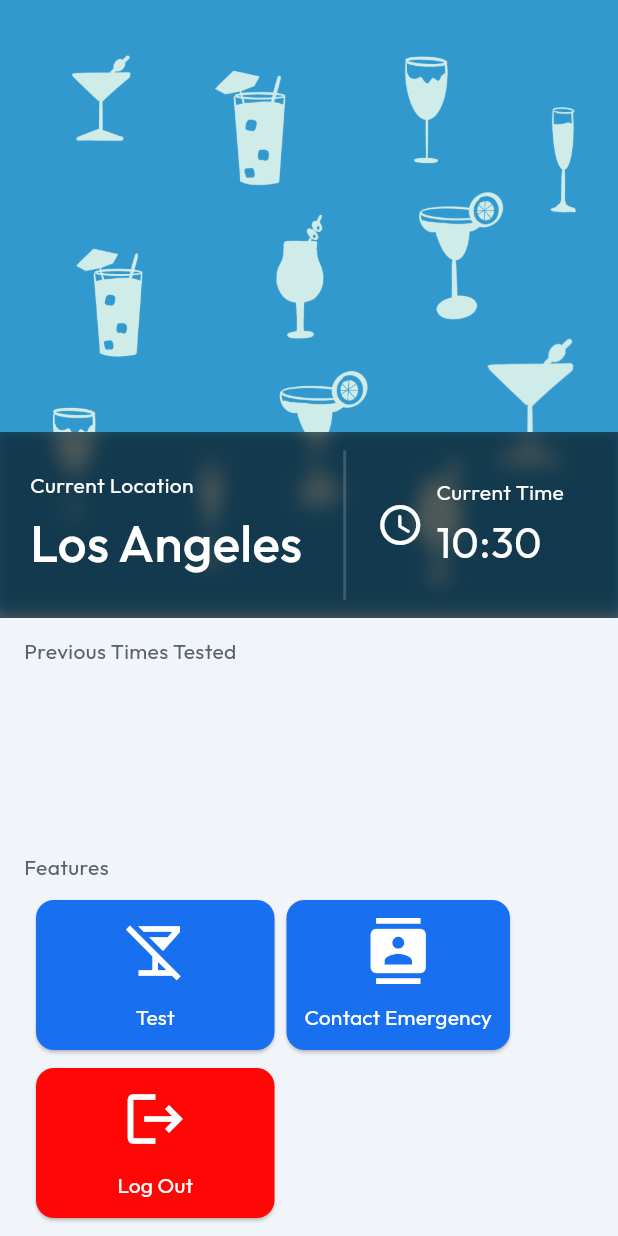
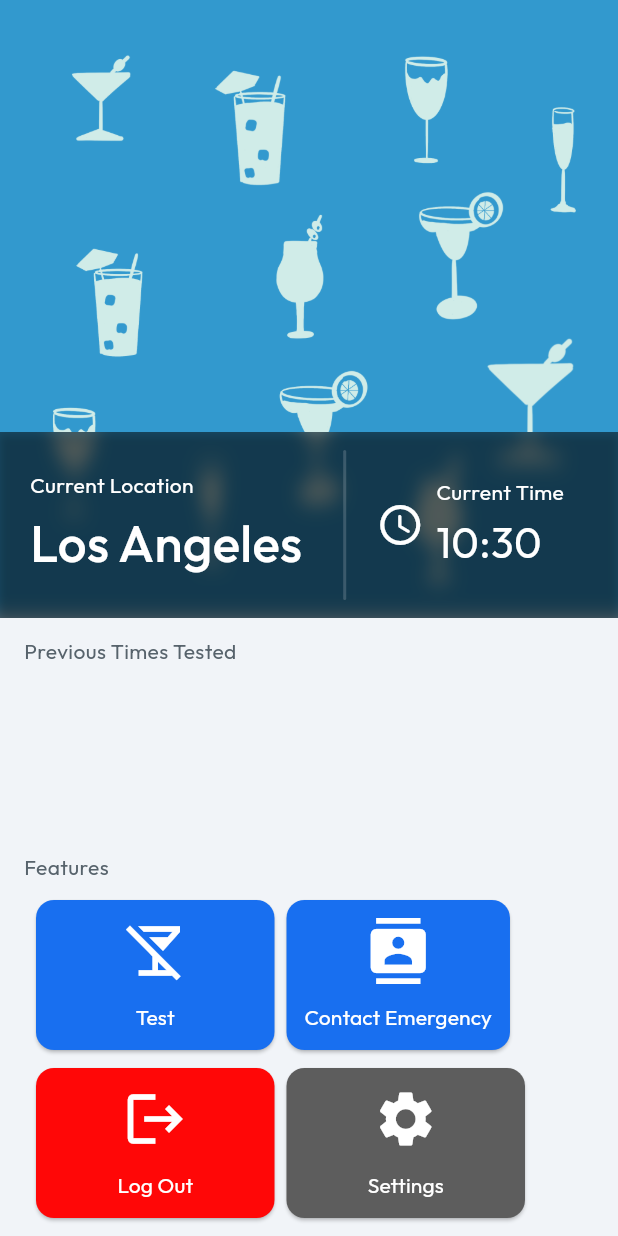
Before and after one commit to a-a-ronli/soberguardian, a Flutter app: the HomePageWidget screen opened directly, on a phone screen of 412 x 824 dp. Run offline on Flutter 3.47's test engine with Material 3 defaults, Android fonts, the phone set to English and light mode, and no system bars; our stand-ins replace auto_size_text, camera, cloud_functions, firebase_auth, firebase_core, firebase_database and 8 more; missing offline and left inert: map_launcher; accounts and stored records are empty; generated files the repository leaves out were written again; statements that could not run were skipped.

```diff
--- a/soberguardianflutter/lib/home.dart
+++ b/soberguardianflutter/lib/home.dart
@@ -6,6 +6,7 @@ import 'package:auto_size_text/auto_size_text.dart';
 import 'package:firebase_database/firebase_database.dart';
 import 'package:intl/intl.dart';
 import 'package:flutter/material.dart';
+import 'package:provider/provider.dart';
 import 'package:soberguardian/services/auth.dart';
 import 'package:soberguardian/main.dart';
 import 'package:soberguardian/shared/singleton.dart';
@@ -16,6 +17,7 @@ import 'package:soberguardian/size_config.dart';
 // import 'package:http/http.dart' as http;
 import 'package:soberguardian/services/data.dart';
 import 'package:soberguardian/integrated_notification.dart';
+import 'package:soberguardian/screens/settings.dart';
 import 'emergency.dart';
 import 'loading.dart';
 
@@ -134,7 +136,7 @@ class _HomePageWidgetState extends State<HomePageWidget> {
       print("CONTACTS: $contacts");
 
       notificationCards = Data().getIntegratedNotifications(contacts);
-      setState(() {});
+      // setState(() {});
     }
 
     return GestureDetector(
@@ -202,11 +204,16 @@ class _HomePageWidgetState extends State<HomePageWidget> {
                           SizedBox(
                             // color: Colors.red,
                             height: SizeConfig.blockSizeVertical! * 20,
-                            child: ListView(
-                                padding: EdgeInsets.zero,
-                                shrinkWrap: true,
-                                scrollDirection: Axis.vertical,
-                                children: notificationCards),
+                            child: Consumer(
+                              builder: (context, watch, child) {
+                                // print("Rebuilding...");
+                                return ListView(
+                                    padding: EdgeInsets.zero,
+                                    shrinkWrap: true,
+                                    scrollDirection: Axis.vertical,
+                                    children: notificationCards);
+                              },
+                            ),
                           ),
                           // IntegratedNotificationCard(
                           //   name: "Aaron Li",
@@ -572,54 +579,52 @@ class _HomePageWidgetState extends State<HomePageWidget> {
                         ),
                       ),
                     ),
-                    // Padding(
-                    //   padding:
-                    //       const EdgeInsetsDirectional.fromSTEB(24, 12, 0, 0),
-                    //   child: ButtonTheme(
-                    //     minWidth: 160,
-                    //     height: 100,
-                    //     child: ElevatedButton(
-                    //       onPressed: () {
-                    //         // Auth().logout().then((value) {
-                    //         //   Navigator.of(context).push(MaterialPageRoute(
-                    //         //       builder: (context) => TitleWidget()));
-                    //         // });
-                    //       },
-                    //       style: ButtonStyle(
-                    //         backgroundColor: MaterialStateProperty.all(
-                    //             const Color.fromARGB(255, 255, 7, 7)),
-                    //         padding: MaterialStateProperty.all(
-                    //             const EdgeInsetsDirectional.fromSTEB(
-                    //                 12, 12, 12, 12)),
-                    //         shape: MaterialStateProperty.all<
-                    //             RoundedRectangleBorder>(
-                    //           RoundedRectangleBorder(
-                    //               borderRadius: BorderRadius.circular(12.0)),
-                    //         ),
-                    //       ),
-                    //       child: const Column(children: [
-                    //         Icon(
-                    //           color: Colors.white,
-                    //           Icons.logout,
-                    //           size: 44,
-                    //         ),
-                    //         SizedBox(
-                    //           height: 12,
-                    //           width: 135,
-                    //         ),
-                    //         Text(
-                    //           'TEST NOTIFICATION',
-                    //           style: TextStyle(
-                    //             fontFamily: 'Outfit',
-                    //             color: Colors.white,
-                    //             fontSize: 14,
-                    //             fontWeight: FontWeight.normal,
-                    //           ),
-                    //         ),
-                    //       ]),
-                    //     ),
-                    //   ),
-                    // ),
+                    Padding(
+                      padding:
+                          const EdgeInsetsDirectional.fromSTEB(8, 12, 0, 0),
+                      child: ButtonTheme(
+                        minWidth: 160,
+                        height: 100,
+                        child: ElevatedButton(
+                          onPressed: () {
+                            Navigator.of(context).push(MaterialPageRoute(
+                                builder: (context) => SettingsScreen()));
+                          },
+                          style: ButtonStyle(
+                            backgroundColor: MaterialStateProperty.all(
+                                const Color.fromARGB(255, 93, 93, 93)),
+                            padding: MaterialStateProperty.all(
+                                const EdgeInsetsDirectional.fromSTEB(
+                                    12, 12, 12, 12)),
+                            shape: MaterialStateProperty.all<
+                                RoundedRectangleBorder>(
+                              RoundedRectangleBorder(
+                                  borderRadius: BorderRadius.circular(12.0)),
+                            ),
+                          ),
+                          child: const Column(children: [
+                            Icon(
+                              color: Colors.white,
+                              Icons.settings,
+                              size: 44,
+                            ),
+                            SizedBox(
+                              height: 12,
+                              width: 135,
+                            ),
+                            Text(
+                              'Settings',
+                              style: TextStyle(
+                                fontFamily: 'Outfit',
+                                color: Colors.white,
+                                fontSize: 14,
+                                fontWeight: FontWeight.normal,
+                              ),
+                            ),
+                          ]),
+                        ),
+                      ),
+                    ),
                   ],
                 ),
               ],
--- a/soberguardianflutter/lib/integrated_notification.dart
+++ b/soberguardianflutter/lib/integrated_notification.dart
@@ -145,7 +145,7 @@ class NotificationReactionScreen extends StatelessWidget {
                           point: LatLng(latitude, longitude),
                           width: 80,
                           height: 80,
-                          child: Image.asset("assets/images/Android Icon.png"),
+                          child: Image.asset("assets/images/Android_Icon.png"),
                         ),
                       ],
                     )
--- a/soberguardianflutter/lib/main.dart
+++ b/soberguardianflutter/lib/main.dart
@@ -5,6 +5,7 @@ import 'package:camera/camera.dart';
 import 'package:soberguardian/shared/singleton.dart';
 // import 'package:soberguardian/map_test.dart';
 import 'package:soberguardian/firebase_options.dart';
+import 'package:provider/provider.dart';
 // import 'package:latlong2/latlong.dart';
 // import 'home.dart';
 import 'login.dart';
@@ -35,7 +36,8 @@ Future<void> main() async {
     print("No camera detected");
   }
 
-  runApp(const SoberGuardianApp());
+  runApp(ChangeNotifierProvider<Singleton>(
+      create: (context) => Singleton(), child: const SoberGuardianApp()));
 }
 
 class SoberGuardianApp extends StatelessWidget {
--- a/soberguardianflutter/lib/shared/singleton.dart
+++ b/soberguardianflutter/lib/shared/singleton.dart
@@ -28,6 +28,8 @@ class Singleton extends ChangeNotifier {
 
   String currentCategory = "";
 
+  bool deviceConnected = false;
+
   StreamController<LocationData> locationStreamController =
       StreamController<LocationData>.broadcast();
 
@@ -41,6 +43,8 @@ class Singleton extends ChangeNotifier {
   }
 
   void notifyAllListeners() {
-    notifyListeners();
+    WidgetsBinding.instance.addPostFrameCallback((_) {
+      notifyListeners();
+    });
   }
 }
--- a/soberguardianflutter/lib/test_photo.dart
+++ b/soberguardianflutter/lib/test_photo.dart
@@ -69,7 +69,9 @@ class _PhotoScreenState extends State<PhotoScreen> {
   @override
   Widget build(BuildContext context) {
     return Scaffold(
-      appBar: AppBar(),
+      appBar: AppBar(
+        automaticallyImplyLeading: false,
+      ),
       body: Column(
         mainAxisAlignment: MainAxisAlignment.end,
         children: (!photoTaken)
--- a/soberguardianflutter/pubspec.yaml
+++ b/soberguardianflutter/pubspec.yaml
@@ -57,6 +57,7 @@ dependencies:
   map_launcher: ^3.1.0
   url_launcher: ^6.2.4
   flutter_launcher_icons: ^0.13.1
+  flutter_blue_plus: ^1.32.2
 dev_dependencies:
   flutter_test:
     sdk: flutter
```
Also changed, not shown: soberguardianflutter/lib/add_contact.dart (+82 -115 lines), soberguardianflutter/lib/loading.dart (+22 -17 lines), soberguardianflutter/lib/screens/settings.dart (added, +62 -0 lines), soberguardianflutter/lib/services/data.dart (+28 -22 lines), soberguardianflutter/lib/test_breath.dart (+16 -14 lines), soberguardianflutter/lib/test_result.dart (+41 -42 lines), 3 other files.
